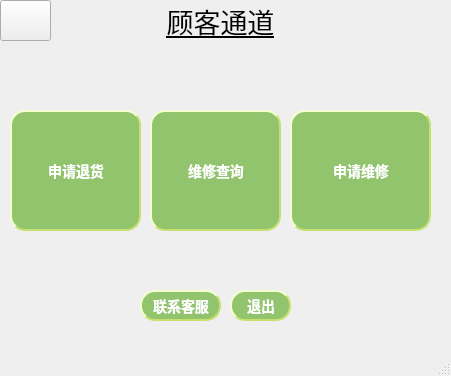
This is mainwindow2.ui in code-aifarmer/Home-appliance-information-management-system- as Qt 5 draws it before an edit. The edited form follows.
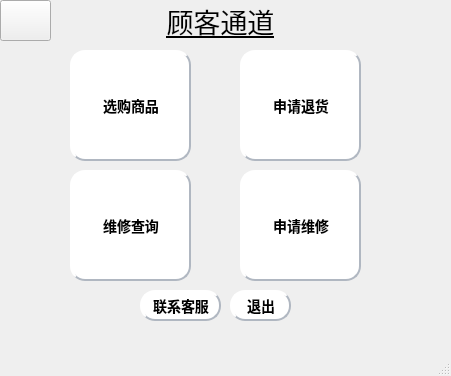
This is the edited form. Icons and pictures are not drawn.

What changed in the file:
```diff
--- a/mainwindow2.ui
+++ b/mainwindow2.ui
@@ -32,10 +32,10 @@
    <widget class="QPushButton" name="pushButton_4">
     <property name="geometry">
      <rect>
-      <x>150</x>
-      <y>110</y>
-      <width>131</width>
-      <height>121</height>
+      <x>70</x>
+      <y>170</y>
+      <width>121</width>
+      <height>111</height>
      </rect>
     </property>
     <property name="styleSheet">
@@ -45,15 +45,15 @@
 }
 
 QPushButton {
-background-color: #91c46c;
+background-color: #ffffff;
 color: #ffffff;
-color:white;
+color:black;
                     /* 文字颜色 */
-background-color: #91c46c;       /* 背景色 */
+background-color: #ffffff;       /* 背景色 */
 border-style: outset;            /* 边框风格 */
 border-width: 2px;               /* 边框宽度 */
 border-radius: 5px;              /* 边框圆角 */
-border-color: #c6e070;           /* 边框颜色 */
+border-color: #b0b7c1;           /* 边框颜色 */
 font: bold 14px;                 /* 字体 */
 min-width: 2em;                  /* 控件最小宽度 */
 min-height: 2px;                 /* 控件最小高度 */
@@ -126,15 +126,15 @@
 }
 
 QPushButton {
-background-color: #91c46c;
+background-color: #ffffff;
 color: #ffffff;
-color:white;
+color:black;
                     /* 文字颜色 */
-background-color: #91c46c;       /* 背景色 */
+background-color: #ffffff;       /* 背景色 */
 border-style: outset;            /* 边框风格 */
 border-width: 2px;               /* 边框宽度 */
 border-radius: 5px;              /* 边框圆角 */
-border-color: #c6e070;           /* 边框颜色 */
+border-color: #b0b7c1;           /* 边框颜色 */
 font: bold 14px;                 /* 字体 */
 min-width: 2em;                  /* 控件最小宽度 */
 min-height: 2px;                 /* 控件最小高度 */
@@ -179,15 +179,15 @@
 }
 
 QPushButton {
-background-color: #91c46c;
+background-color: #ffffff;
 color: #ffffff;
-color:white;
+color:black;
                     /* 文字颜色 */
-background-color: #91c46c;       /* 背景色 */
+background-color: #ffffff;       /* 背景色 */
 border-style: outset;            /* 边框风格 */
 border-width: 2px;               /* 边框宽度 */
 border-radius: 5px;              /* 边框圆角 */
-border-color: #c6e070;           /* 边框颜色 */
+border-color: #b0b7c1;           /* 边框颜色 */
 font: bold 14px;                 /* 字体 */
 min-width: 2em;                  /* 控件最小宽度 */
 min-height: 2px;                 /* 控件最小高度 */
@@ -209,10 +209,10 @@
    <widget class="QPushButton" name="pushButton_2">
     <property name="geometry">
      <rect>
-      <x>10</x>
-      <y>110</y>
-      <width>131</width>
-      <height>121</height>
+      <x>240</x>
+      <y>50</y>
+      <width>121</width>
+      <height>111</height>
      </rect>
     </property>
     <property name="styleSheet">
@@ -222,15 +222,15 @@
 }
 
 QPushButton {
-background-color: #91c46c;
+background-color: #ffffff;
 color: #ffffff;
-color:white;
+color:black;
                     /* 文字颜色 */
-background-color: #91c46c;       /* 背景色 */
+background-color: #ffffff;       /* 背景色 */
 border-style: outset;            /* 边框风格 */
 border-width: 2px;               /* 边框宽度 */
 border-radius: 5px;              /* 边框圆角 */
-border-color: #c6e070;           /* 边框颜色 */
+border-color: #b0b7c1;           /* 边框颜色 */
 font: bold 14px;                 /* 字体 */
 min-width: 2em;                  /* 控件最小宽度 */
 min-height: 2px;                 /* 控件最小高度 */
@@ -252,10 +252,10 @@
    <widget class="QPushButton" name="pushButton_3">
     <property name="geometry">
      <rect>
-      <x>290</x>
-      <y>110</y>
-      <width>141</width>
-      <height>121</height>
+      <x>240</x>
+      <y>170</y>
+      <width>121</width>
+      <height>111</height>
      </rect>
     </property>
     <property name="styleSheet">
@@ -265,15 +265,15 @@
 }
 
 QPushButton {
-background-color: #91c46c;
+background-color: #ffffff;
 color: #ffffff;
-color:white;
+color:black;
                     /* 文字颜色 */
-background-color: #91c46c;       /* 背景色 */
+background-color: #ffffff;       /* 背景色 */
 border-style: outset;            /* 边框风格 */
 border-width: 2px;               /* 边框宽度 */
 border-radius: 5px;              /* 边框圆角 */
-border-color: #c6e070;           /* 边框颜色 */
+border-color: #b0b7c1;           /* 边框颜色 */
 font: bold 14px;                 /* 字体 */
 min-width: 2em;                  /* 控件最小宽度 */
 min-height: 2px;                 /* 控件最小高度 */
@@ -321,6 +321,49 @@
      <string/>
     </property>
    </widget>
+   <widget class="QPushButton" name="pushButton_7">
+    <property name="geometry">
+     <rect>
+      <x>70</x>
+      <y>50</y>
+      <width>121</width>
+      <height>111</height>
+     </rect>
+    </property>
+    <property name="styleSheet">
+     <string notr="true">QPushButton:hover {
+background-color: #dde3f1;
+
+}
+
+QPushButton {
+background-color: #ffffff;
+color: #ffffff;
+color:black;
+                    /* 文字颜色 */
+background-color: #ffffff;       /* 背景色 */
+border-style: outset;            /* 边框风格 */
+border-width: 2px;               /* 边框宽度 */
+border-radius: 5px;              /* 边框圆角 */
+border-color: #b0b7c1;           /* 边框颜色 */
+font: bold 14px;                 /* 字体 */
+min-width: 2em;                  /* 控件最小宽度 */
+min-height: 2px;                 /* 控件最小高度 */
+font-family: 宋体;            /* 字库 */
+padding: 5px;                    /* 内边距 */
+padding-left:6px;                /* 文字横向偏移 */
+padding-top:6px;                 /* 文字纵向偏移 */
+border-radius:15px
+}
+QPushButton:pressed {
+background-color: #959a9e;
+}
+</string>
+    </property>
+    <property name="text">
+     <string>选购商品</string>
+    </property>
+   </widget>
   </widget>
   <widget class="QMenuBar" name="menubar">
    <property name="geometry">
```
Left out of the diff: 32 changed lines with no effect on the pictures.
